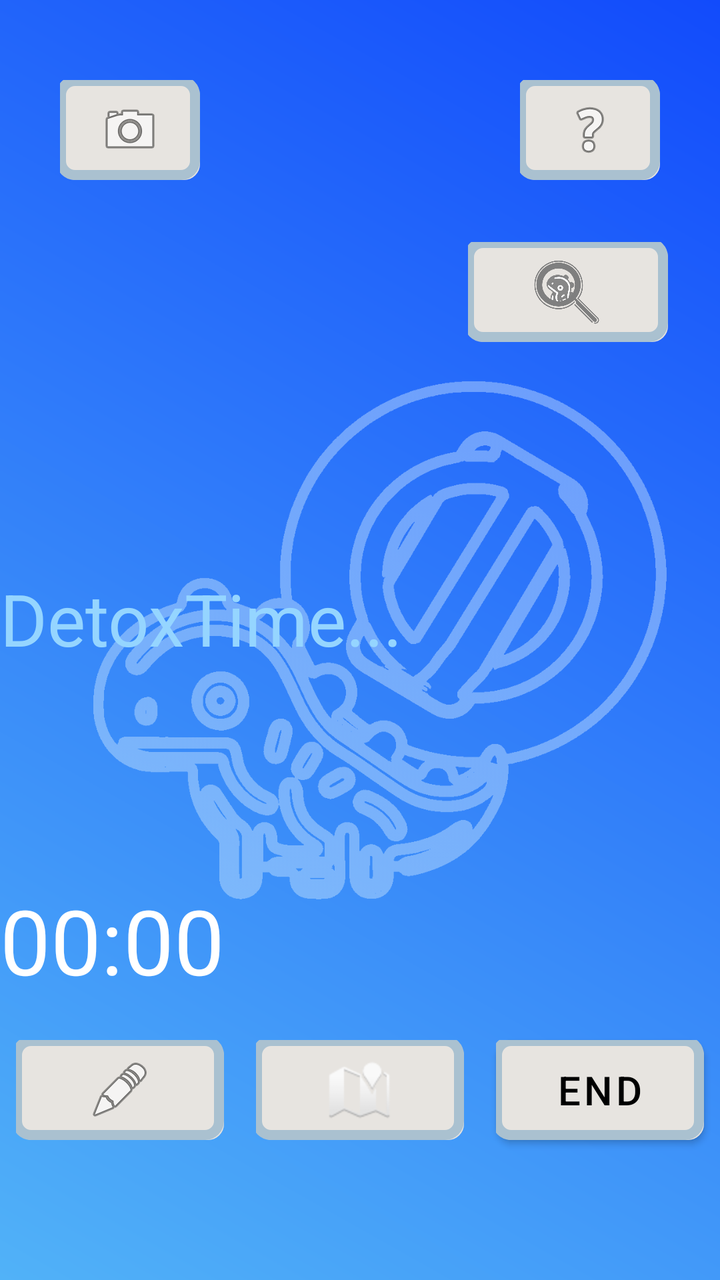
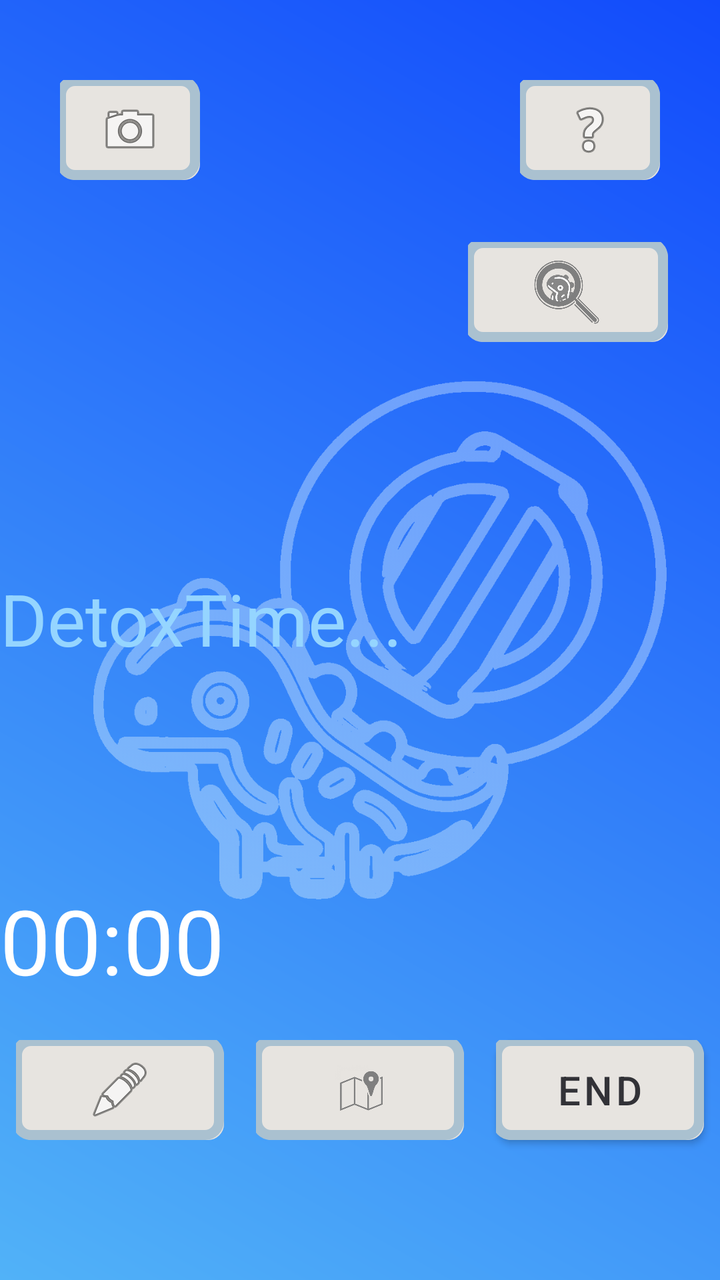

The first picture is an Android layout as it rendered before a commit; the second is the same layout after the commit. The layout source and the unified diff follow.
<!-- AndroidManifest.xml: application theme Theme.App_test -->
<!-- res/layout/activity_timer.xml -->
<?xml version="1.0" encoding="utf-8"?>
<androidx.constraintlayout.widget.ConstraintLayout
    xmlns:android="http://schemas.android.com/apk/res/android"
    xmlns:app="http://schemas.android.com/apk/res-auto"
    xmlns:tools="http://schemas.android.com/tools"
    android:layout_width="match_parent"
    android:layout_height="match_parent"
    android:background="@drawable/gradient_background"
    tools:context=".TimerActivity">

    <RelativeLayout
        android:layout_width="match_parent"
        android:layout_height="match_parent"
        android:gravity="center">

        <ImageView
            android:id="@+id/logo"
            android:layout_width="379dp"
            android:layout_height="684dp"
            android:alpha="0.4"
            android:src="@drawable/icon_line" />

        <TextView
            android:id="@+id/text_detox_now"
            android:layout_width="wrap_content"
            android:layout_height="wrap_content"
            android:layout_marginTop="285dp"
            android:elevation="0dp"
            android:text="DetoxTime..."
            android:textColor="#95D5FF"
            android:textSize="36sp"
            app:backgroundTint="@null"
            app:layout_constraintBottom_toBottomOf="parent"
            app:layout_constraintEnd_toEndOf="parent"
            app:layout_constraintHeight_default="wrap"
            app:layout_constraintHorizontal_bias="0.5"
            app:layout_constraintStart_toStartOf="parent"
            app:layout_constraintTop_toTopOf="parent"
            app:layout_constraintVertical_bias="0.3" />

        <Chronometer
            android:id="@+id/chron_text"
            android:layout_width="wrap_content"
            android:layout_height="wrap_content"
            android:layout_alignParentBottom="true"
            android:layout_marginBottom="140dp"
            android:text="@string/keisoku"
            android:textColor="@color/white"
            android:textSize="45sp" />

    </RelativeLayout>


    
    <ScrollView
        android:layout_width="match_parent"
        android:layout_height="match_parent"
        android:layout_marginTop="65dp"
        android:padding="16dp">

        <LinearLayout
            android:layout_width="match_parent"
            android:layout_height="wrap_content"
            android:orientation="vertical">
            

            
            <ImageButton
                android:id="@+id/btnSearch"
                android:layout_width="100dp"
                android:layout_height="50dp"
                android:layout_marginEnd="10dp"
                android:layout_marginTop="40dp"
                android:layout_gravity="end"
                app:layout_constraintLeft_toLeftOf="parent"
                app:layout_constraintEnd_toEndOf="parent"
                app:layout_constraintTop_toTopOf="parent"
                app:srcCompat="@drawable/image_search"
                android:scaleType="fitCenter"
                android:background="@drawable/button_3d_selector"
                android:contentDescription="検索ボタンです"
                />

            <LinearLayout
                android:id="@+id/llSearchBar"
                android:layout_width="match_parent"
                android:layout_height="wrap_content"
                android:orientation="horizontal"
                android:visibility="gone"
                android:layout_marginTop="16dp">

                <EditText
                    android:id="@+id/etSearch"
                    android:layout_width="0dp"
                    android:layout_height="wrap_content"
                    android:layout_weight="1"
                    android:hint="検索キーワードを入力"
                    android:padding="8dp"
                    android:textColor="#000000"
                    android:background="#FFFFFF"
                    android:layout_marginEnd="8dp" />

                <ImageButton
                    android:id="@+id/btnExecuteSearch"
                    android:layout_width="wrap_content"
                    android:layout_height="wrap_content"
                    android:textColor="#000000"
                    android:background="@drawable/button_3d_selector"
                    app:backgroundTint="@null"
                    app:srcCompat="@android:drawable/ic_menu_search"
                    android:contentDescription="検索ボタンです"
                    android:layout_marginEnd="8dp" />

                <ImageButton
                    android:id="@+id/btnCloseSearch"
                    android:layout_width="wrap_content"
                    android:layout_height="wrap_content"
                    android:background="@drawable/button_3d_selector"
                    app:backgroundTint="@null"
                    app:srcCompat="@android:drawable/ic_menu_close_clear_cancel"/>
            </LinearLayout>

            
            <TextView
                android:id="@+id/tvResults"
                android:layout_width="match_parent"
                android:layout_height="wrap_content"
                android:text=""
                android:layout_marginTop="16dp"
                android:padding="16dp"
                android:background="#EFEFEF"
                android:textSize="14sp"
                android:visibility="gone" />

            
            <TextView
                android:id="@+id/tvSearchCount"
                android:layout_width="wrap_content"
                android:layout_height="wrap_content"
                android:text="検索可能回数: 10"
                android:textSize="16sp"
                android:visibility="gone" />
        </LinearLayout>
    </ScrollView>
    

    

    <Button
        android:id="@+id/button_end"
        android:layout_width="0dp"
        android:layout_height="50dp"
        android:layout_marginBottom="70dp"
        android:layout_marginHorizontal="8dp"
        android:scaleType="centerInside"
        android:background="@drawable/button_3d_selector"
        android:onClick="onStop"
        android:text="@string/end"
        android:contentDescription="記録ボタンです"
        android:textColor="#000000"
        android:textSize="20sp"
        app:backgroundTint="@null"
        app:layout_constraintBottom_toBottomOf="parent"
        app:layout_constraintStart_toEndOf="@+id/button_map"
        app:layout_constraintEnd_toEndOf="parent"/>

    
    <ImageButton
        android:id="@+id/button_memo"
        android:layout_width="0dp"
        android:layout_height="50dp"
        android:layout_marginBottom="70dp"
        android:layout_marginHorizontal="8dp"
        app:srcCompat="@android:drawable/ic_menu_edit"
        android:background="@drawable/button_3d_selector"
        android:scaleType="centerInside"
        android:contentDescription="メモボタンです"
        app:layout_constraintBottom_toBottomOf="parent"
        app:layout_constraintEnd_toStartOf="@+id/button_map"
        app:layout_constraintStart_toStartOf="parent"
        app:layout_constraintHorizontal_chainStyle="spread" />

    
    <ImageButton
        android:id="@+id/button_map"
        android:layout_width="0dp"
        android:layout_height="50dp"
        android:layout_marginBottom="70dp"
        android:layout_marginHorizontal="8dp"
        android:onClick="onMapShowCurrentButtonClick"
        app:srcCompat="@android:drawable/ic_dialog_map"
        android:background="@drawable/button_3d_selector"
        android:scaleType="centerInside"
        android:contentDescription="マップボタンです"
        app:layout_constraintBottom_toBottomOf="parent"
        app:layout_constraintStart_toEndOf="@+id/button_memo"
        app:layout_constraintEnd_toStartOf="@+id/button_end" />

    
    <ImageButton
        android:id="@+id/help_Button"
        android:layout_width="70dp"
        android:layout_height="50dp"
        android:layout_marginEnd="30dp"
        android:layout_marginTop="40dp"
        app:layout_constraintLeft_toLeftOf="parent"
        app:layout_constraintEnd_toEndOf="parent"
        app:layout_constraintTop_toTopOf="parent"
        app:srcCompat="@android:drawable/ic_menu_help"
        android:background="@drawable/button_3d_selector"
        android:contentDescription="ヘルプボタンです"
        />


    
    <ImageButton
        android:id="@+id/button_camera"
        android:layout_width="70dp"
        android:layout_height="50dp"
        android:layout_marginStart="30dp"
        android:layout_marginTop="40dp"
        app:layout_constraintLeft_toLeftOf="parent"
        app:layout_constraintStart_toStartOf="parent"
        app:layout_constraintTop_toTopOf="parent"
        app:srcCompat="@android:drawable/ic_menu_camera"
        android:background="@drawable/button_3d_selector"
        android:contentDescription="カメラボタンです"
        />
    


</androidx.constraintlayout.widget.ConstraintLayout>
<!-- resources referenced by this layout -->
<resources>
  <color name="white">#FFFFFFFF</color>
  <!-- drawable button_3d_selector (drawable) -->
  <selector xmlns:android="http://schemas.android.com/apk/res/android">
  
      
      <item android:state_pressed="true" android:drawable="@drawable/button_3d_pressed_design"/>
  
      
      <item android:drawable="@drawable/button_3d_design" />
  
  </selector>
  <!-- drawable gradient_background (drawable) -->
  <?xml version="1.0" encoding="utf-8"?>
  <layer-list xmlns:android="http://schemas.android.com/apk/res/android">
      <item>
          <shape android:shape="rectangle">
              <gradient
                  android:startColor="#51B2F8"
                  android:endColor="#124BFB"
                  android:backgroundTint="#574E4E"
                  android:angle="45"
                  />
          </shape>
      </item>
  </layer-list>
  <!-- drawable icon_line: png bitmap (drawable, 75524 bytes) -->
  <!-- drawable image_search: png bitmap (drawable, 193278 bytes) -->
  <string name="end">End</string>
  <string name="keisoku">本日のスマのん時間</string>
  <style name="Theme.App_test" parent="Theme.MaterialComponents.DayNight.DarkActionBar">
          
          <item name="colorPrimary">@color/purple_500</item>
          <item name="colorPrimaryVariant">@color/purple_700</item>
          <item name="colorOnPrimary">@color/white</item>
          
          <item name="colorSecondary">@color/teal_200</item>
          <item name="colorSecondaryVariant">@color/teal_700</item>
          <item name="colorOnSecondary">@color/black</item>
          
          <item name="android:statusBarColor">?attr/colorPrimaryVariant</item>
          
  
      </style>
  <!-- drawable button_3d_pressed_design (drawable) -->
  <layer-list xmlns:android="http://schemas.android.com/apk/res/android">
  
      
      <item>
          <shape android:shape="rectangle">
              <solid android:color="#D6D3CF" />
              <corners android:radius="8dp" />
          </shape>
      </item>
  
      
      <item android:left="-2dp" android:top="-2dp">
          <shape android:shape="rectangle">
              <corners android:radius="7dp" />
              <stroke
                  android:width="5dp"
                  android:color="#8E9DAF" />
          </shape>
      </item>
  
  
  </layer-list>
  <!-- drawable button_3d_design (drawable) -->
  <layer-list xmlns:android="http://schemas.android.com/apk/res/android">
  
      
      <item>
          <shape android:shape="rectangle">
              <solid android:color="#E7E4E0" /> 
              <corners android:radius="8dp" /> 
          </shape>
      </item>
  
      
      <item android:left="-2dp" android:top="-2dp">
          <shape android:shape="rectangle">
              <corners android:radius="7dp" /> 
              <stroke
                  android:width="5dp"
                  android:color="#AAC1D0" /> 
          </shape>
      </item>
  
  </layer-list>
  <color name="purple_500">#FF6200EE</color>
  <color name="purple_700">#0440D7</color>
  <color name="teal_200">#FF03DAC5</color>
  <color name="teal_700">#FF018786</color>
  <color name="black">#FF000000</color>
</resources>

<!-- the commit's change to res/layout/activity_timer.xml (unified diff, before → after) -->
@@ -81,13 +81,14 @@
                 android:contentDescription="検索ボタンです"
                 />
 
+            
             <LinearLayout
                 android:id="@+id/llSearchBar"
                 android:layout_width="match_parent"
                 android:layout_height="wrap_content"
+                android:layout_marginTop="40dp"
                 android:orientation="horizontal"
-                android:visibility="gone"
-                android:layout_marginTop="16dp">
+                android:visibility="gone">
 
                 <EditText
                     android:id="@+id/etSearch"
@@ -145,7 +146,6 @@
     
 
     
-
     <Button
         android:id="@+id/button_end"
         android:layout_width="0dp"
@@ -157,7 +157,7 @@
         android:onClick="onStop"
         android:text="@string/end"
         android:contentDescription="記録ボタンです"
-        android:textColor="#000000"
+        android:textColor="#323237"
         android:textSize="20sp"
         app:backgroundTint="@null"
         app:layout_constraintBottom_toBottomOf="parent"
@@ -188,7 +188,7 @@
         android:layout_marginBottom="70dp"
         android:layout_marginHorizontal="8dp"
         android:onClick="onMapShowCurrentButtonClick"
-        app:srcCompat="@android:drawable/ic_dialog_map"
+        app:srcCompat="@drawable/image_map"
         android:background="@drawable/button_3d_selector"
         android:scaleType="centerInside"
         android:contentDescription="マップボタンです"
<!-- resource entries referenced after the edit -->
@@ -26,6 +26,7 @@
       </item>
   </layer-list>
   <!-- drawable icon_line: png bitmap (drawable, 75524 bytes) -->
+  <!-- drawable image_map: png bitmap (drawable, 136607 bytes) -->
   <!-- drawable image_search: png bitmap (drawable, 193278 bytes) -->
   <string name="end">End</string>
   <string name="keisoku">本日のスマのん時間</string>
